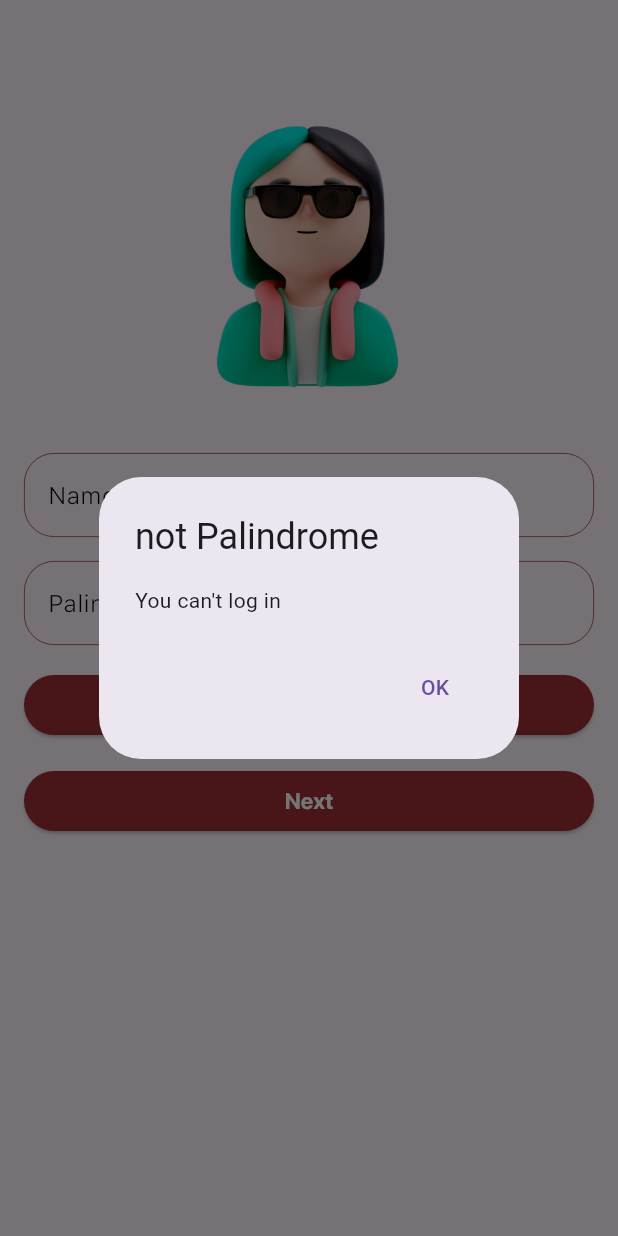
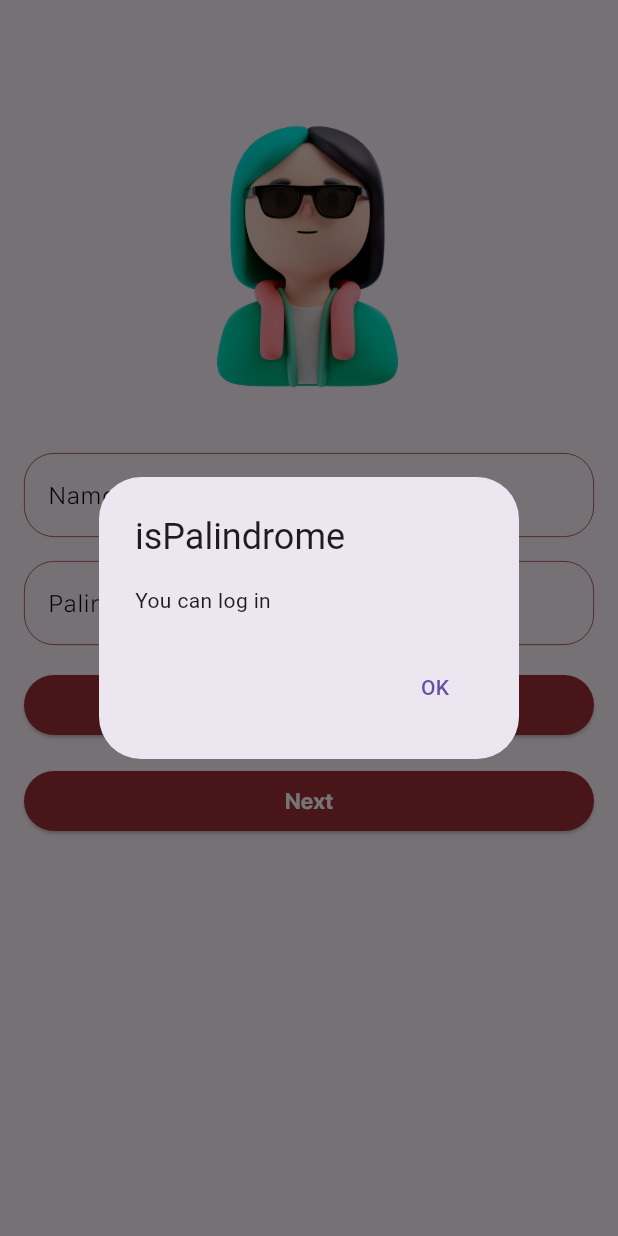
Before and after one commit to rrshandik/test_project, a Flutter app: the screen it shows after launch, after a tap on "Check", on a phone screen of 412 x 824 dp. Run offline on Flutter 3.47's test engine with Material 3 defaults, Android fonts, the phone set to English and light mode, and no system bars; our stand-ins replace equatable, flutter_bloc.

Commit message:
Adding more styles

```diff
--- a/lib/view/firstscreen.dart
+++ b/lib/view/firstscreen.dart
@@ -14,42 +14,22 @@ class _first_screenState extends State<first_screen> {
   final TextEditingController _nameController = TextEditingController();
   final TextEditingController _sentenceController = TextEditingController();
 
-  final List<Map<String, String>> _validCredentials = [
-    {"palindrome": "suitmedia"},
-    {"palindrome": "ramadika"},
-    {"palindrome": "mobile"},
-  ];
+  bool _isPalindrome(String str) {
+    String cleanedString = str.replaceAll(RegExp(r'[\W_]+'), '').toLowerCase();
+    String reversedString = cleanedString.split('').reversed.join('');
+    return cleanedString == reversedString;
+  }
 
   void _checkPalindrome() {
     String enteredSentence = _sentenceController.text;
-    bool isPalindrome = _validCredentials.any((credential) =>
-        credential["palindrome"] == enteredSentence.toLowerCase());
+    bool isPalindrome = _isPalindrome(enteredSentence);
 
-    if (isPalindrome) {
     showDialog(
       context: context,
       builder: (context) {
         return AlertDialog(
-            title: Text("isPalindrome"),
-            content: Text("You can log in"),
-            actions: [
-              TextButton(
-                child: Text("OK"),
-                onPressed: () {
-                  Navigator.of(context).pop();
-                },
-              ),
-            ],
-          );
-        },
-      );
-    } else {
-      showDialog(
-        context: context,
-        builder: (context) {
-          return AlertDialog(
-            title: Text("not Palindrome"),
-            content: Text("You can't log in"),
+          title: Text(isPalindrome ? "isPalindrome" : "not Palindrome"),
+          content: Text(isPalindrome ? "You can log in" : "You can't log in"),
           actions: [
             TextButton(
               child: Text("OK"),
@@ -62,12 +42,10 @@ class _first_screenState extends State<first_screen> {
       },
     );
   }
-  }
 
-  void _nextscreen() {
+  void _nextScreen() {
     String enteredSentence = _sentenceController.text;
-    bool isPalindrome = _validCredentials.any((credential) =>
-        credential["palindrome"] == enteredSentence.toLowerCase());
+    bool isPalindrome = _isPalindrome(enteredSentence);
 
     if (isPalindrome) {
       Navigator.push(
@@ -103,8 +81,10 @@ class _first_screenState extends State<first_screen> {
   Widget build(BuildContext context) {
     return Scaffold(
       appBar: AppBar(
-        title: Text('First Screen',
-        style: TextStyles.title,),
+        title: Text(
+          'First Screen',
+          style: TextStyles.title,
+        ),
       ),
       body: SingleChildScrollView(
         padding: const EdgeInsets.all(16.0),
@@ -113,7 +93,7 @@ class _first_screenState extends State<first_screen> {
           crossAxisAlignment: CrossAxisAlignment.stretch,
           children: [
             AnimatedContainer(
-                duration: Duration(seconds: 1), // Durasi animasi
+              duration: Duration(seconds: 1),
               child: Image.asset(
                 'assets/images/user.png',
                 fit: BoxFit.contain,
@@ -122,19 +102,19 @@ class _first_screenState extends State<first_screen> {
               ),
             ),
             const SizedBox(height: 30.0),
-              // Spacer(),
-
             TextField(
               controller: _nameController,
               style: TextStyles.body.copyWith(color: Colors.black),
               decoration: InputDecoration(
-                hintText: 'Name', hintStyle: TextStyles.light.copyWith(color: Colors.black),
+                hintText: 'Name',
+                hintStyle: TextStyles.light.copyWith(color: Colors.black),
                 enabledBorder: OutlineInputBorder(
                   borderSide: const BorderSide(
                     width: 0.5,
                     color: AppColors.red,
                   ),
-                  borderRadius: BorderRadius.circular(20.0)),
+                  borderRadius: BorderRadius.circular(20.0),
+                ),
               ),
             ),
             SizedBox(height: 16),
@@ -142,21 +122,21 @@ class _first_screenState extends State<first_screen> {
               controller: _sentenceController,
               style: TextStyles.body.copyWith(color: Colors.black),
               decoration: InputDecoration(
-                hintText: 'Palindrome', hintStyle: TextStyles.light.copyWith( color: Colors.black),
+                hintText: 'Palindrome',
+                hintStyle: TextStyles.light.copyWith(color: Colors.black),
                 enabledBorder: OutlineInputBorder(
                   borderSide: const BorderSide(
                     width: 0.5,
                     color: AppColors.red,
                   ),
-                  borderRadius: BorderRadius.circular(20.0)),
+                  borderRadius: BorderRadius.circular(20.0),
+                ),
               ),
             ),
             SizedBox(height: 16),
             CustomButton(text: 'Check', onPressed: _checkPalindrome),
             SizedBox(height: 16),
-            CustomButton(text: 'Next', onPressed: _nextscreen)
-
-
+            CustomButton(text: 'Next', onPressed: _nextScreen)
           ],
         ),
       ),
```
Lines whose indentation alone changed are shown as unchanged.
